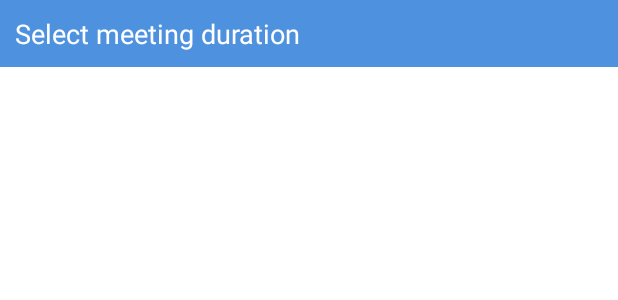
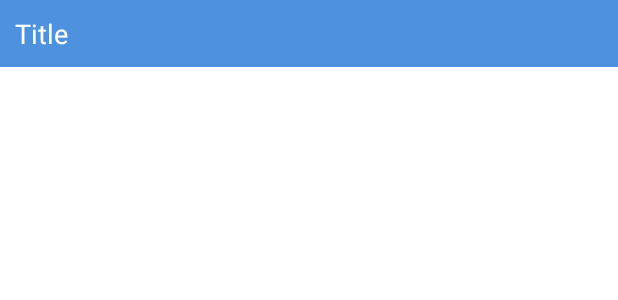
Before and after one commit to JeremyDufeux/MyMeet, an Android app: the layout dialog_custom_header.xml on its own in the app's theme, with its tools: preview values and no code run, on a phone screen of 412 x 824 dp. Shown: the top 300 px of the screen. Run offline under Robolectric (Android 15) with nearby library versions, the light colour scheme and no system bars.

Commit message:
Rounded Duration dialog and setTitle function

```diff
--- a/app/src/main/java/com/jeremydufeux/mymeet/ui/add/AddMeetingActivity.java
+++ b/app/src/main/java/com/jeremydufeux/mymeet/ui/add/AddMeetingActivity.java
@@ -7,6 +7,7 @@ import android.view.View;
 
 import androidx.appcompat.app.AppCompatActivity;
 
+import com.jeremydufeux.mymeet.R;
 import com.jeremydufeux.mymeet.databinding.ActivityAddMeetingBinding;
 import com.jeremydufeux.mymeet.di.DI;
 import com.jeremydufeux.mymeet.dialog.DurationPickerDialog;
@@ -25,15 +26,13 @@ public class AddMeetingActivity extends AppCompatActivity {
     private MeetingApiService mService;
     private ActivityAddMeetingBinding mBinding;
     private Meeting mMeeting;
-    private boolean mEditMode;
+    private boolean mEditMode; // false = Add Mode / true = Edit Mode
     private Calendar mCalendar;
     private Calendar mDuration;
 
     private DatePickerDialog datePickerDialog;
     private TimePickerDialog timePickerDialog;
     private DurationPickerDialog durationPickerDialog;
-
-
 
     @Override
     protected void onCreate(Bundle savedInstanceState) {
@@ -81,6 +80,7 @@ public class AddMeetingActivity extends AppCompatActivity {
         }, mCalendar.get(Calendar.HOUR_OF_DAY), mCalendar.get(Calendar.MINUTE), true);
 
         durationPickerDialog = new DurationPickerDialog();
+        durationPickerDialog.setTitle(getString(R.string.select_meeting_duration));
         durationPickerDialog.setDurationSetListener((hour, minute) -> {
             mDuration.set(Calendar.HOUR_OF_DAY, hour);
             mDuration.set(Calendar.MINUTE, minute);
--- /dev/null
+++ b/app/src/main/res/drawable/dialog_shape.xml
@@ -0,0 +1,5 @@
+<?xml version="1.0" encoding="utf-8"?>
+<shape xmlns:android="http://schemas.android.com/apk/res/android" android:shape="rectangle">
+    <solid android:color="@color/white"/>
+    <corners android:radius="5dp" />
+</shape>
--- a/app/src/main/res/layout/dialog_duration_picker_header.xml
+++ b/app/src/main/res/layout/dialog_custom_header.xml
@@ -6,16 +6,15 @@
     android:layout_height="wrap_content"
     android:paddingLeft="10dp"
     android:paddingRight="10dp"
-    android:id="@+id/llsubhead"
     android:background="@color/blue">
 
     <TextView
-        android:id="@+id/exemptionSubHeading4"
+        android:id="@+id/dialog_custom_header_title"
         android:layout_width="match_parent"
         android:layout_height="wrap_content"
         android:layout_marginTop="10dp"
         android:layout_marginBottom="10dp"
-        android:text="@string/select_meeting_duration"
+        android:text="@string/title"
         android:textAppearance="@style/Base.TextAppearance.AppCompat.Medium"
         android:textColor="@color/white" />
 </LinearLayout>
--- a/app/src/main/res/layout/dialog_duration_picker.xml
+++ b/app/src/main/res/layout/dialog_duration_picker.xml
@@ -1,6 +1,5 @@
 <?xml version="1.0" encoding="utf-8"?>
-<LinearLayout
-    xmlns:android="http://schemas.android.com/apk/res/android"
+<LinearLayout xmlns:android="http://schemas.android.com/apk/res/android"
     android:layout_width="match_parent"
     android:layout_height="wrap_content"
     android:gravity="center_horizontal"
--- a/app/src/main/res/values/strings.xml
+++ b/app/src/main/res/values/strings.xml
@@ -21,4 +21,5 @@
     <string name="_01_00">01:00</string>
     <string name="two_dot">:</string>
     <string name="select_meeting_duration">Select meeting duration</string>
+    <string name="title">Title</string>
 </resources>
```
Also changed, not shown: app/src/main/java/com/jeremydufeux/mymeet/dialog/DurationPickerDialog.java (+18 -5 lines).
